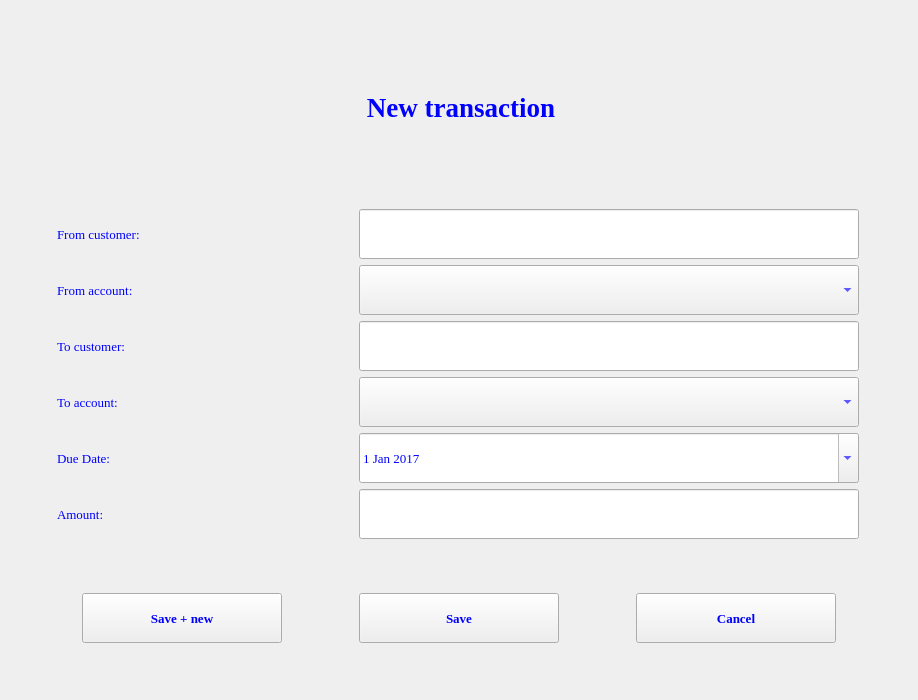
First picture: the form in transactiondetails.ui, repository jonathansaetre/BankSystem, before the edit.
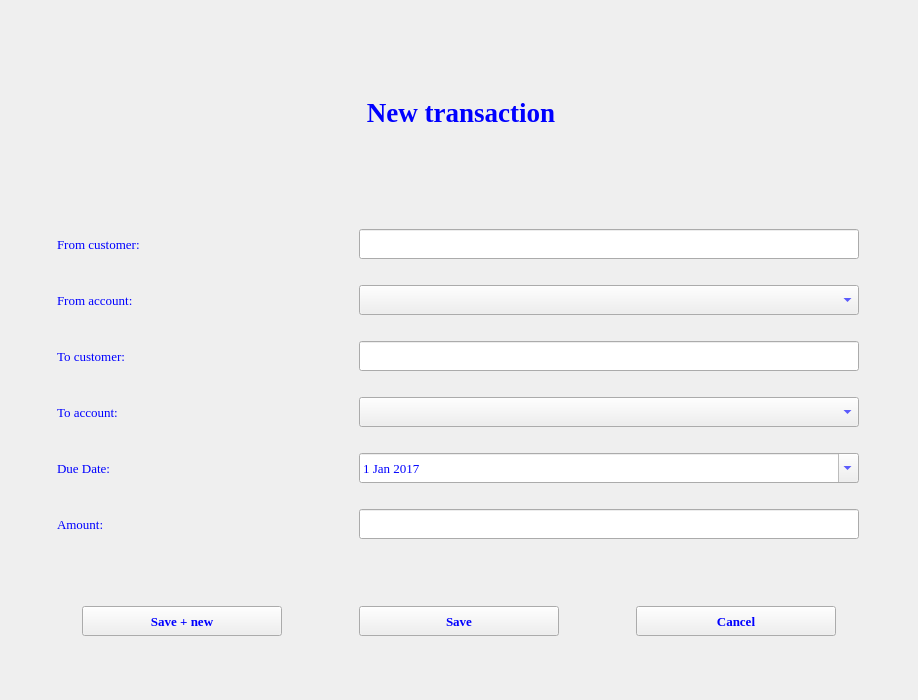
Second picture: the form after the edit.

Commit message: fikset transaction window

```diff
--- a/transactiondetails.ui
+++ b/transactiondetails.ui
@@ -126,13 +126,13 @@
        <property name="minimumSize">
         <size>
          <width>500</width>
-         <height>50</height>
+         <height>30</height>
         </size>
        </property>
        <property name="maximumSize">
         <size>
          <width>500</width>
-         <height>50</height>
+         <height>30</height>
         </size>
        </property>
        <property name="font">
@@ -181,13 +181,13 @@
        <property name="minimumSize">
         <size>
          <width>500</width>
-         <height>50</height>
+         <height>30</height>
         </size>
        </property>
        <property name="maximumSize">
         <size>
          <width>500</width>
-         <height>50</height>
+         <height>30</height>
         </size>
        </property>
        <property name="font">
@@ -245,13 +245,13 @@
        <property name="minimumSize">
         <size>
          <width>500</width>
-         <height>50</height>
+         <height>30</height>
         </size>
        </property>
        <property name="maximumSize">
         <size>
          <width>500</width>
-         <height>50</height>
+         <height>30</height>
         </size>
        </property>
        <property name="font">
@@ -300,13 +300,13 @@
        <property name="minimumSize">
         <size>
          <width>500</width>
-         <height>50</height>
+         <height>30</height>
         </size>
        </property>
        <property name="maximumSize">
         <size>
          <width>500</width>
-         <height>50</height>
+         <height>30</height>
         </size>
        </property>
        <property name="font">
@@ -379,13 +379,13 @@
        <property name="minimumSize">
         <size>
          <width>500</width>
-         <height>50</height>
+         <height>30</height>
         </size>
        </property>
        <property name="maximumSize">
         <size>
          <width>500</width>
-         <height>50</height>
+         <height>30</height>
         </size>
        </property>
        <property name="font">
@@ -404,13 +404,13 @@
        <property name="minimumSize">
         <size>
          <width>500</width>
-         <height>50</height>
+         <height>30</height>
         </size>
        </property>
        <property name="maximumSize">
         <size>
          <width>500</width>
-         <height>50</height>
+         <height>30</height>
         </size>
        </property>
       </widget>
@@ -424,13 +424,13 @@
        <property name="minimumSize">
         <size>
          <width>200</width>
-         <height>50</height>
+         <height>30</height>
         </size>
        </property>
        <property name="maximumSize">
         <size>
          <width>200</width>
-         <height>45</height>
+         <height>30</height>
         </size>
        </property>
        <property name="font">
@@ -454,13 +454,13 @@
        <property name="minimumSize">
         <size>
          <width>200</width>
-         <height>50</height>
+         <height>30</height>
         </size>
        </property>
        <property name="maximumSize">
         <size>
          <width>200</width>
-         <height>45</height>
+         <height>30</height>
         </size>
        </property>
        <property name="font">
@@ -484,13 +484,13 @@
        <property name="minimumSize">
         <size>
          <width>200</width>
-         <height>50</height>
+         <height>30</height>
         </size>
        </property>
        <property name="maximumSize">
         <size>
          <width>200</width>
-         <height>45</height>
+         <height>30</height>
         </size>
        </property>
        <property name="font">
```
